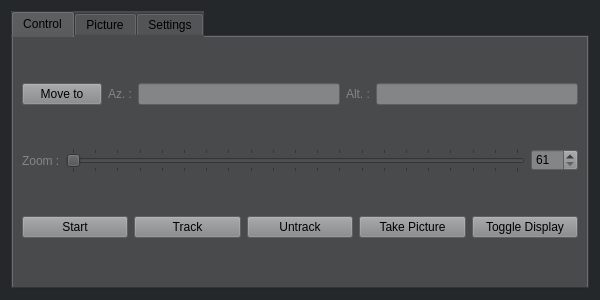
This is src/gui/AutoscopeWindowForm.ui in thibaudledo/Autoscope-Stellarium-plugin as Qt 5 draws it before an edit. The edited form follows.
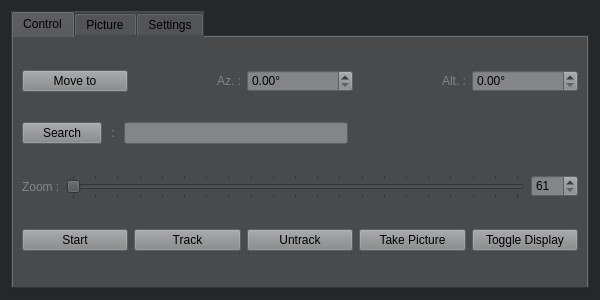
This is the edited form. The open tabs and pages were chosen to show the change.

Commit message: Adding and connecting slot to the UI and starting to fill them

```diff
--- a/src/gui/AutoscopeWindowForm.ui
+++ b/src/gui/AutoscopeWindowForm.ui
@@ -61,17 +61,35 @@
           </widget>
          </item>
          <item row="0" column="4">
-          <widget class="QLineEdit" name="altitudeEditor">
+          <widget class="QDoubleSpinBox" name="altitudeEditor">
            <property name="styleSheet">
             <string notr="true">QWidget{background-color: #838586;}</string>
            </property>
+           <property name="suffix">
+            <string>°</string>
+           </property>
+           <property name="maximum">
+            <double>90.000000000000000</double>
+           </property>
+           <property name="singleStep">
+            <double>0.010000000000000</double>
+           </property>
           </widget>
          </item>
          <item row="0" column="2">
-          <widget class="QLineEdit" name="azimuthEditor">
+          <widget class="QDoubleSpinBox" name="azimuthEditor">
            <property name="styleSheet">
             <string notr="true">QWidget{background-color: #838586;}</string>
            </property>
+           <property name="suffix">
+            <string>°</string>
+           </property>
+           <property name="maximum">
+            <double>360.000000000000000</double>
+           </property>
+           <property name="singleStep">
+            <double>0.010000000000000</double>
+           </property>
           </widget>
          </item>
          <item row="0" column="1">
@@ -82,6 +100,22 @@
            <property name="text">
             <string>Az. :</string>
            </property>
+           <property name="alignment">
+            <set>Qt::AlignRight|Qt::AlignTrailing|Qt::AlignVCenter</set>
+           </property>
+          </widget>
+         </item>
+         <item row="0" column="3">
+          <widget class="QLabel" name="altitudeLabel">
+           <property name="styleSheet">
+            <string notr="true">QWidget{color: #838586;}</string>
+           </property>
+           <property name="text">
+            <string>Alt. :</string>
+           </property>
+           <property name="alignment">
+            <set>Qt::AlignRight|Qt::AlignTrailing|Qt::AlignVCenter</set>
+           </property>
           </widget>
          </item>
          <item row="0" column="0">
@@ -96,6 +130,53 @@
          </item>
         </layout>
        </item>
+       <item>
+        <layout class="QGridLayout" name="gridLayout">
+         <item row="0" column="1">
+          <widget class="QLabel" name="label_2">
+           <property name="styleSheet">
+            <string notr="true">QWidget{color: #838586;}</string>
+           </property>
+           <property name="text">
+            <string> : </string>
+           </property>
+          </widget>
+         </item>
+         <item row="0" column="0">
+          <widget class="QPushButton" name="searchButton">
+           <property name="styleSheet">
+            <string notr="true">QWidget{background-color: #838586;}</string>
+           </property>
+           <property name="text">
+            <string>Search</string>
+           </property>
+          </widget>
+         </item>
+         <item row="0" column="2">
+          <widget class="QLineEdit" name="searchEditor">
+           <property name="styleSheet">
+            <string notr="true">QWidget{background-color: #838586;}</string>
+           </property>
+          </widget>
+         </item>
+         <item row="0" column="3">
+          <widget class="QLineEdit" name="searchEditorMessenger">
+           <property name="text">
+            <string/>
+           </property>
+           <property name="frame">
+            <bool>false</bool>
+           </property>
+           <property name="alignment">
+            <set>Qt::AlignCenter</set>
+           </property>
+           <property name="readOnly">
+            <bool>true</bool>
+           </property>
+          </widget>
+         </item>
+        </layout>
+       </item>
        <item>
         <layout class="QGridLayout" name="gridLayout_9">
          <item row="0" column="0">
```
Left out of the diff: 80 changed lines with no effect on the pictures. The commit also changes 6 other files.
